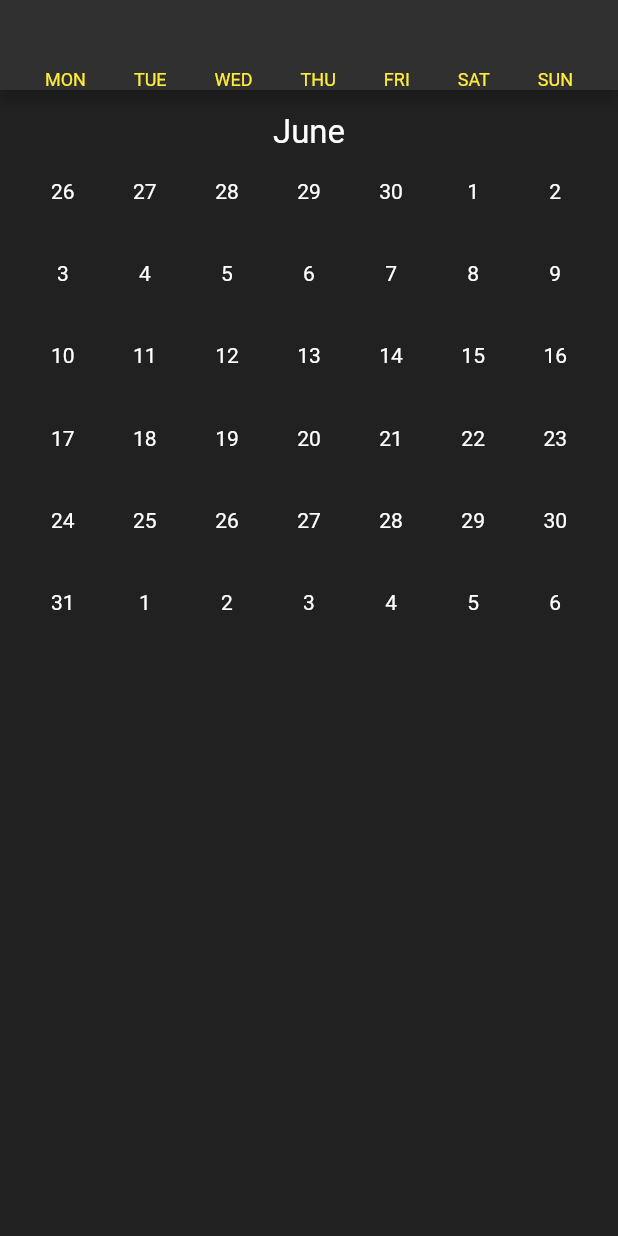
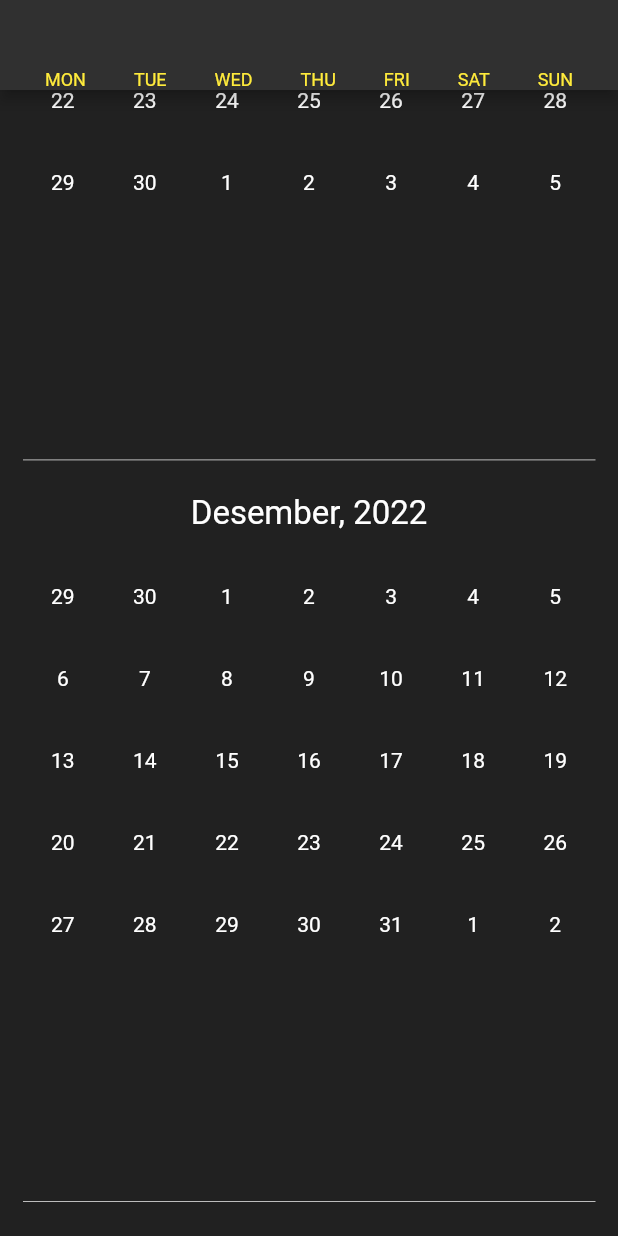
Before and after one commit to neNerower/lenses_calendar, a Flutter app: the screen it shows after launch, on a phone screen of 412 x 824 dp. Run offline on Flutter 3.47's test engine with Material 2 defaults, Android fonts, the phone set to English and light mode, and no system bars.

Commit message:
main_screen: ListView calendar done !

```diff
--- a/lib/components/calendar_view.dart
+++ b/lib/components/calendar_view.dart
@@ -56,77 +56,39 @@ class _CalendarViewState extends State<CalendarView> {
   @override
   Widget build(BuildContext context) {
     int monthAmount = _monthNames.length;
-    int startYear = _currentDate.year - 1;
+    int startYear = _currentDate.year + 1;
 
-    // return ListView.builder(
-    //   itemCount: _calendar.length,
-    //   itemBuilder: (context, index) {
-    //     return Container(
-    //       child: Column(
-    //         children: <Widget>[
-    //           Center(
-    //             child: Text(
-    //               "${_monthNames[index % 12 + 1]}",
-    //               style: TextStyle(
-    //                 fontSize: 22,
-    //                 color: Colors.white,
-    //               ),
-    //             ),
-    //           ),
-    //           CalendarBody(monthCalendar: _calendar[index]),
-    //         ],
-    //       ),
-    //     );
-    //   },
-    // );
+    return Expanded(
+      child: ListView.builder(
+        reverse: true,
+        itemBuilder: (context, index) {
+          int year = startYear - index ~/ monthAmount;
+          int month = monthAmount - index % monthAmount - 1;
 
-    // return ListView.builder(
-    //   // // Add prev next and curr years to list
-    //   // itemCount: 3 * monthAmount,
-    //   reverse: true,
-    //   itemBuilder: (context, index) {
-    //     for (int i = 1; i <= monthAmount; i++) {
-    //       _getCalendar(year: startYear + index, month: i);
-    //       return Expanded(
-    //         child: Column(
-    //           children: <Widget>[
-    //             Center(
-    //               child: Text(
-    //                 "${_monthNames[i]}, ${startYear + index}",
-    //                 style: TextStyle(
-    //                   fontSize: 22,
-    //                   color: Colors.white,
-    //                 ),
-    //               ),
-    //             ),
-    //             Flexible(
-    //               child: CalendarBody(monthCalendar: _calendar[index]),
-    //             ),
-    //           ],
-    //         ),
-    //       );
-    //     }
-    //   },
-    // );
-
-    return Column(
+          return Container(
+            height: MediaQuery.of(context).size.height * 0.6,
+            child: Column(
               children: <Widget>[
+                SizedBox(height: 15),
                 Center(
                   child: Text(
-            _monthNames[_currentDate.month],
+                    "${_monthNames[month]}, $year",
                     style: TextStyle(
                       fontSize: 22,
                       color: Colors.white,
                     ),
                   ),
                 ),
+                SizedBox(height: 15),
                 Flexible(
-          child: CalendarBody(monthCalendar: _calendar[4]),
+                  child: CalendarBody(monthCalendar: _calendar[month]),
                 ),
-        // Flexible(
-        //   child: CalendarBody(monthCalendar: _monthCalendar),
-        // ),
+                Divider(color: Colors.grey[400]),
               ],
+            ),
+          );
+        },
+      ),
     );
   }
 }
--- a/lib/screen/main_screen.dart
+++ b/lib/screen/main_screen.dart
@@ -21,7 +21,7 @@ class _MainScreenState extends State<MainScreen> {
         backgroundColor: Colors.grey[850],
       ),
       body: Container(
-        padding: EdgeInsets.all(15),
+        padding: EdgeInsets.only(left: 15, right: 15, bottom: 15),
         height: MediaQuery.of(context).size.height,
         decoration: BoxDecoration(
           color: Colors.black87,
```
Lines whose indentation alone changed are shown as unchanged.
